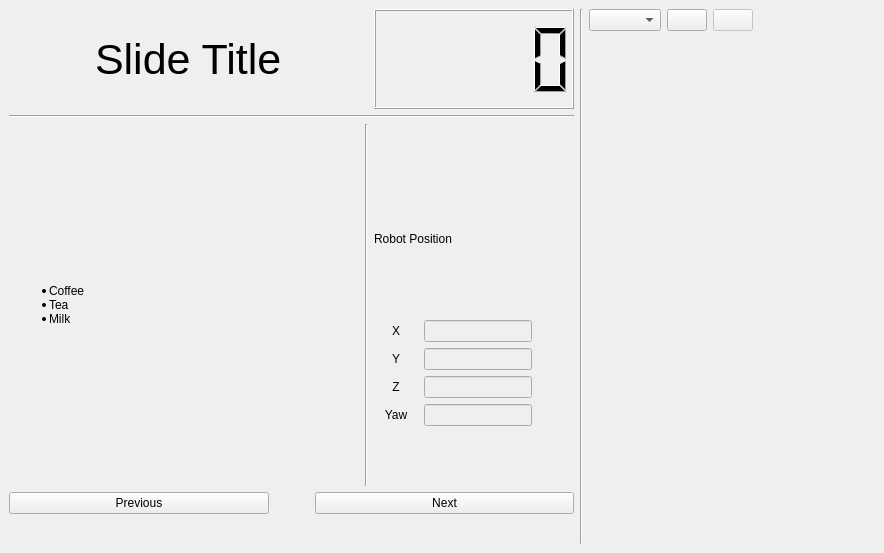
This is rqt_slides/src/rqt_slides/image_view.ui in GitSRealpe/roscon25_es_stonefish_workshop as Qt 5 draws it before an edit. The edited form follows.
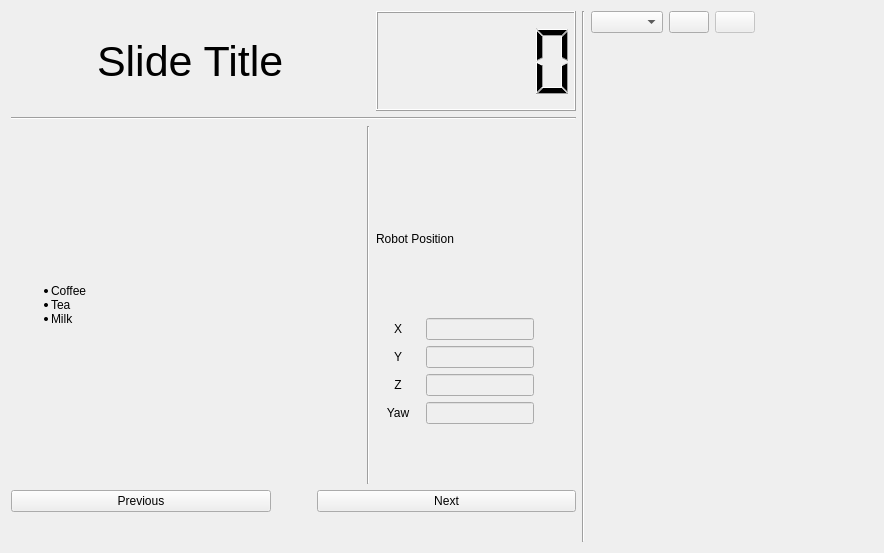
This is the edited form. Icons and pictures are not drawn. Custom widgets are drawn as their Qt base class.

```diff
--- a/rqt_slides/src/rqt_slides/image_view.ui
+++ b/rqt_slides/src/rqt_slides/image_view.ui
@@ -16,23 +16,8 @@
   <property name="windowTitle">
    <string>Image View</string>
   </property>
-  <layout class="QVBoxLayout" name="verticalLayout" stretch="0">
-   <property name="leftMargin">
-    <number>0</number>
-   </property>
-   <property name="topMargin">
-    <number>0</number>
-   </property>
-   <property name="rightMargin">
-    <number>0</number>
-   </property>
-   <property name="bottomMargin">
-    <number>0</number>
-   </property>
+  <layout class="QVBoxLayout" name="verticalLayout">
    <item>
-    <widget class="QWidget" name="toolbar_widget" native="true">
-     <layout class="QGridLayout" name="gridLayout">
-      <item row="0" column="0">
        <layout class="QHBoxLayout" name="horizontalLayout">
         <item>
          <layout class="QGridLayout" name="gridLayout_2">
@@ -643,9 +628,6 @@
          </layout>
         </item>
        </layout>
-      </item>
-     </layout>
-    </widget>
    </item>
   </layout>
  </widget>
```
Lines whose indentation alone changed are shown as unchanged.
